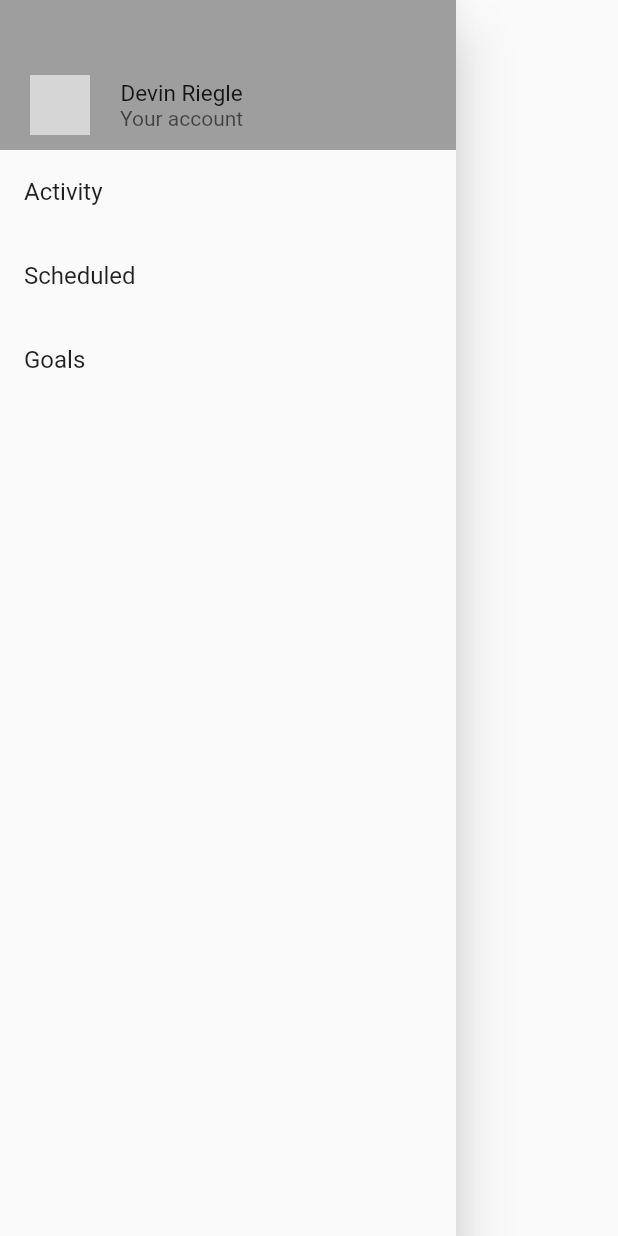
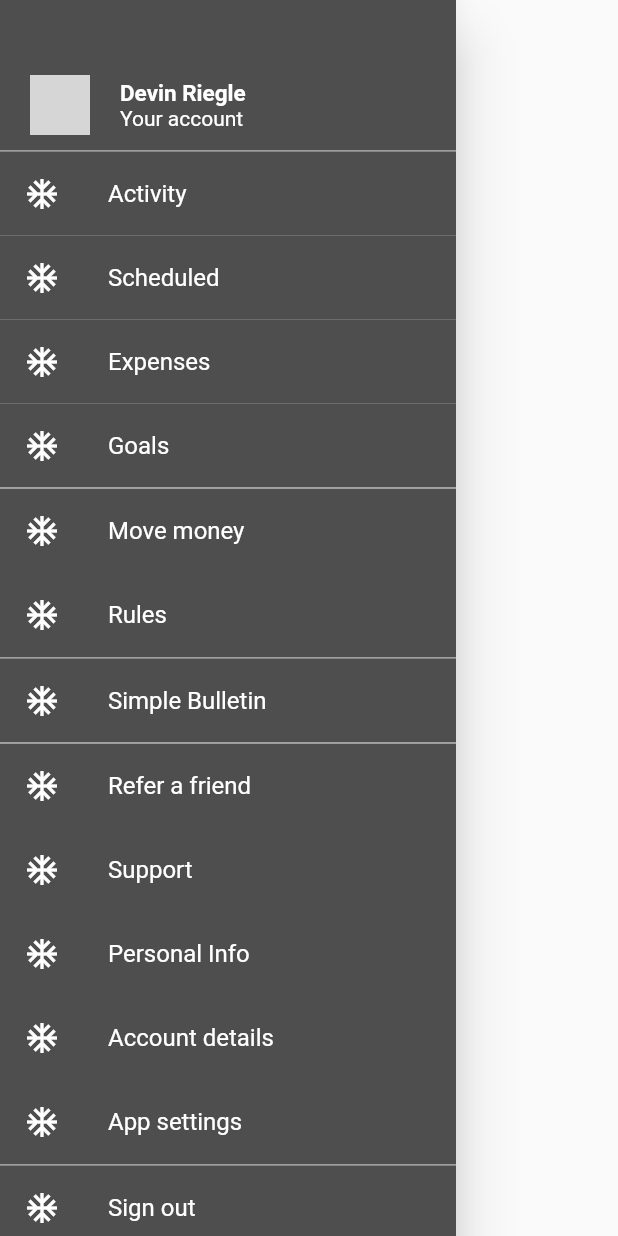
Before and after one commit to deriegle/flutter-simple-bank-clone, a Flutter app: the AppDrawer widget shown alone on an empty page, opened directly, on a phone screen of 412 x 824 dp. Run offline on Flutter 3.47's test engine with Material 2 defaults, Android fonts, the phone set to English and light mode, and no system bars; network calls fail; grey boxes are pictures that could not be loaded.

Commit message:
Add more drawer items

```diff
--- a/lib/main.dart
+++ b/lib/main.dart
@@ -15,6 +15,8 @@ class MyApp extends StatelessWidget {
 }
 
 class AppDrawer extends StatelessWidget {
+  get backgroundColor => Colors.black.withAlpha(175);
+
   @override
   Widget build(BuildContext context) {
     return Drawer(
@@ -33,39 +35,59 @@ class AppDrawer extends StatelessWidget {
                 SizedBox(width: 20),
                 Column(
                   mainAxisAlignment: MainAxisAlignment.center,
+                  crossAxisAlignment: CrossAxisAlignment.start,
                   children: <Widget>[
-                    Text('Devin Riegle', style: TextStyle(fontSize: 15)),
-                    Text('Your account', style: TextStyle(color: Colors.black.withAlpha(150))),
+                    Text(
+                      'Devin Riegle',
+                      style: TextStyle(
+                        fontSize: 15,
+                        color: Colors.white,
+                        fontWeight: FontWeight.bold,
+                      ),
+                    ),
+                    Text('Your account', style: TextStyle(color: Colors.white)),
                   ],
                 ),
               ],
             ),
             decoration: BoxDecoration(
-              color: Colors.grey,
+              color: backgroundColor,
+              border: Border(bottom: BorderSide(color: Colors.grey, width: 1)),
             ),
           ),
-          ListTile(
-            title: Text('Activity'),
-            onTap: () {
-              // Update the state of the app.
-              // ...
-            },
-          ),
-          ListTile(
-            title: Text('Scheduled'),
-            onTap: () {
-              // Update the state of the app.
-              // ...
-            },
-          ),
-          ListTile(
-            title: Text('Goals'),
-            onTap: () {
-              // Update the state of the app.
-              // ...
-            },
-          ),
+          _buildDrawerItem(icon: Icons.ac_unit, title: 'Activity', onPressed: () {}),
+          _buildDrawerItem(icon: Icons.ac_unit, title: 'Scheduled', onPressed: () {}),
+          _buildDrawerItem(icon: Icons.ac_unit, title: 'Expenses', onPressed: () {}),
+          _buildDrawerItem(icon: Icons.ac_unit, title: 'Goals', onPressed: () {}),
+          Container(height: 1, color: Colors.grey),
+          _buildDrawerItem(icon: Icons.ac_unit, title: 'Move money', onPressed: () {}),
+          _buildDrawerItem(icon: Icons.ac_unit, title: 'Rules', onPressed: () {}),
+          Container(height: 1, color: Colors.grey),
+          _buildDrawerItem(icon: Icons.ac_unit, title: 'Simple Bulletin', onPressed: () {}),
+          Container(height: 1, color: Colors.grey),
+          _buildDrawerItem(icon: Icons.ac_unit, title: 'Refer a friend', onPressed: () {}),
+          _buildDrawerItem(icon: Icons.ac_unit, title: 'Support', onPressed: () {}),
+          _buildDrawerItem(icon: Icons.ac_unit, title: 'Personal Info', onPressed: () {}),
+          _buildDrawerItem(icon: Icons.ac_unit, title: 'Account details', onPressed: () {}),
+          _buildDrawerItem(icon: Icons.ac_unit, title: 'App settings', onPressed: () {}),
+          Container(height: 1, color: Colors.grey),
+          _buildDrawerItem(icon: Icons.ac_unit, title: 'Sign out', onPressed: () {}),
         ],
+      ),
+    );
+  }
+
+  Widget _buildDrawerItem({
+    @required IconData icon,
+    @required String title,
+    @required Function onPressed,
+  }) {
+    return Container(
+      color: backgroundColor,
+      child: ListTile(
+        leading: Icon(icon, color: Colors.white),
+        title: Text(title, style: TextStyle(color: Colors.white)),
+        onTap: onPressed,
       ),
     );
   }
```
